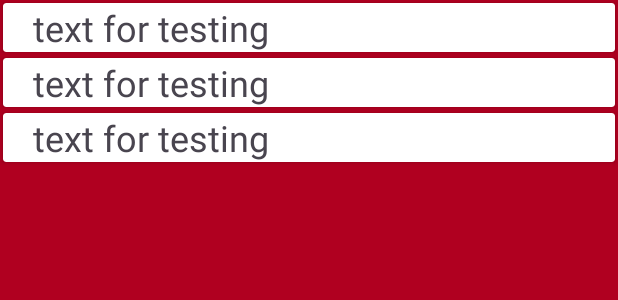
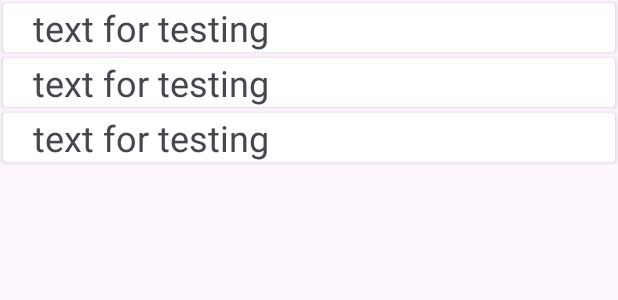
Before and after one commit to bogialmasi/androidKanbanBoard, an Android app: the layout fragment_doing.xml on its own in the app's theme, with its tools: preview values and no code run, on a phone screen of 412 x 824 dp. Shown: the top 300 px of the screen. Run offline under Robolectric (Android 15) with nearby library versions, the phone set to English and light mode, and no system bars.

Commit message:
removing background colors that were used for testing purposes

```diff
--- a/app/src/main/res/layout/fragment_doing.xml
+++ b/app/src/main/res/layout/fragment_doing.xml
@@ -3,7 +3,6 @@
     xmlns:tools="http://schemas.android.com/tools"
     android:layout_width="match_parent"
     android:layout_height="match_parent"
-    android:background="@color/design_default_color_error"
     android:id="@+id/doing_layout"
     tools:context=".fragments.DoingFragment">
 
--- a/app/src/main/res/layout/fragment_done.xml
+++ b/app/src/main/res/layout/fragment_done.xml
@@ -2,7 +2,6 @@
 <FrameLayout xmlns:android="http://schemas.android.com/apk/res/android"
     xmlns:tools="http://schemas.android.com/tools"
     android:layout_width="match_parent"
-    android:background="@color/design_default_color_secondary"
     android:layout_height="match_parent"
     android:id="@+id/done_layout"
     tools:context=".fragments.DoneFragment">
--- a/app/src/main/res/layout/fragment_todo.xml
+++ b/app/src/main/res/layout/fragment_todo.xml
@@ -3,7 +3,6 @@
     xmlns:tools="http://schemas.android.com/tools"
     android:layout_width="match_parent"
     android:id="@+id/todo_layout"
-    android:background="@color/design_default_color_primary"
     android:layout_height="match_parent"
     tools:context=".fragments.TodoFragment">
     <com.google.android.material.floatingactionbutton.FloatingActionButton
```
